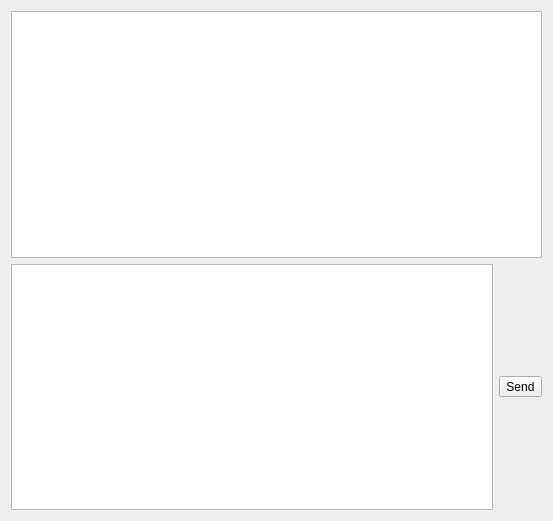
This is ui/PMWindow.ui in apavelm/stildcpp as Qt 5 draws it before an edit. The edited form follows.
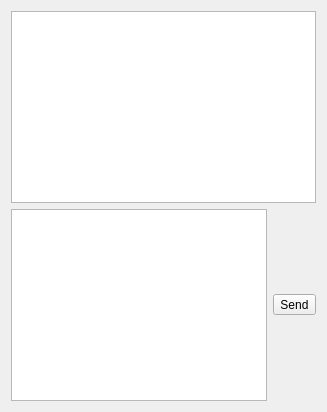
This is the edited form.

```diff
--- a/ui/PMWindow.ui
+++ b/ui/PMWindow.ui
@@ -1,23 +1,6 @@
 <ui version="4.0" >
  <class>mdiPMwin</class>
  <widget class="QDialog" name="mdiPMwin" >
-  <property name="geometry" >
-   <rect>
-    <x>0</x>
-    <y>0</y>
-    <width>553</width>
-    <height>521</height>
-   </rect>
-  </property>
-  <property name="minimumSize" >
-   <size>
-    <width>200</width>
-    <height>100</height>
-   </size>
-  </property>
-  <property name="windowTitle" >
-   <string>Dialog</string>
-  </property>
   <layout class="QGridLayout" >
    <item row="1" column="0" >
     <layout class="QHBoxLayout" >
```
